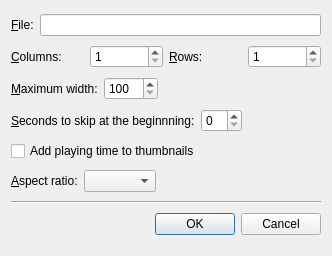
Before: the Qt Designer form src/videopreview/videopreviewconfigdialog.ui in wilbert2000/wzplayer, drawn with Qt 5.
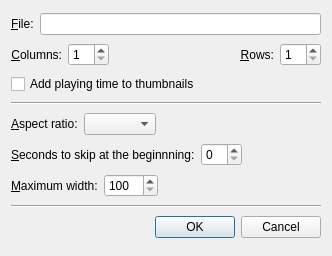
After: the same form once the commit is applied. Custom widgets are drawn as their Qt base class.

The edit to the form file:
```diff
--- a/src/videopreview/videopreviewconfigdialog.ui
+++ b/src/videopreview/videopreviewconfigdialog.ui
@@ -37,6 +37,9 @@
        <property name="text" >
         <string>&amp;Columns:</string>
        </property>
+       <property name="alignment" >
+        <set>Qt::AlignRight|Qt::AlignTrailing|Qt::AlignVCenter</set>
+       </property>
        <property name="buddy" >
         <cstring>columns_spin</cstring>
        </property>
@@ -52,11 +55,27 @@
        </property>
       </widget>
      </item>
+     <item>
+      <spacer>
+       <property name="orientation" >
+        <enum>Qt::Horizontal</enum>
+       </property>
+       <property name="sizeHint" >
+        <size>
+         <width>40</width>
+         <height>20</height>
+        </size>
+       </property>
+      </spacer>
+     </item>
      <item>
       <widget class="QLabel" name="label_3" >
        <property name="text" >
         <string>&amp;Rows:</string>
        </property>
+       <property name="alignment" >
+        <set>Qt::AlignRight|Qt::AlignTrailing|Qt::AlignVCenter</set>
+       </property>
        <property name="buddy" >
         <cstring>rows_spin</cstring>
        </property>
@@ -71,73 +90,6 @@
      </item>
     </layout>
    </item>
-   <item>
-    <layout class="QHBoxLayout" >
-     <item>
-      <widget class="QLabel" name="label_6" >
-       <property name="text" >
-        <string>&amp;Maximum width:</string>
-       </property>
-       <property name="buddy" >
-        <cstring>max_width_spin</cstring>
-       </property>
-      </widget>
-     </item>
-     <item>
-      <widget class="QSpinBox" name="max_width_spin" >
-       <property name="minimum" >
-        <number>100</number>
-       </property>
-       <property name="maximum" >
-        <number>2000</number>
-       </property>
-      </widget>
-     </item>
-     <item>
-      <spacer>
-       <property name="orientation" >
-        <enum>Qt::Horizontal</enum>
-       </property>
-       <property name="sizeHint" >
-        <size>
-         <width>40</width>
-         <height>20</height>
-        </size>
-       </property>
-      </spacer>
-     </item>
-    </layout>
-   </item>
-   <item>
-    <layout class="QHBoxLayout" >
-     <item>
-      <widget class="QLabel" name="label_4" >
-       <property name="text" >
-        <string>&amp;Seconds to skip at the beginnning:</string>
-       </property>
-       <property name="buddy" >
-        <cstring>initial_step_spin</cstring>
-       </property>
-      </widget>
-     </item>
-     <item>
-      <widget class="QSpinBox" name="initial_step_spin" />
-     </item>
-     <item>
-      <spacer>
-       <property name="orientation" >
-        <enum>Qt::Horizontal</enum>
-       </property>
-       <property name="sizeHint" >
-        <size>
-         <width>40</width>
-         <height>20</height>
-        </size>
-       </property>
-      </spacer>
-     </item>
-    </layout>
-   </item>
    <item>
     <widget class="QCheckBox" name="osd_check" >
      <property name="text" >
@@ -145,6 +97,19 @@
      </property>
     </widget>
    </item>
+   <item>
+    <widget class="Line" name="line_2" >
+     <property name="sizePolicy" >
+      <sizepolicy vsizetype="Fixed" hsizetype="Expanding" >
+       <horstretch>0</horstretch>
+       <verstretch>0</verstretch>
+      </sizepolicy>
+     </property>
+     <property name="orientation" >
+      <enum>Qt::Horizontal</enum>
+     </property>
+    </widget>
+   </item>
    <item>
     <layout class="QHBoxLayout" >
      <item>
@@ -175,6 +140,73 @@
      </item>
     </layout>
    </item>
+   <item>
+    <layout class="QHBoxLayout" >
+     <item>
+      <widget class="QLabel" name="label_4" >
+       <property name="text" >
+        <string>&amp;Seconds to skip at the beginnning:</string>
+       </property>
+       <property name="buddy" >
+        <cstring>initial_step_spin</cstring>
+       </property>
+      </widget>
+     </item>
+     <item>
+      <widget class="QSpinBox" name="initial_step_spin" />
+     </item>
+     <item>
+      <spacer>
+       <property name="orientation" >
+        <enum>Qt::Horizontal</enum>
+       </property>
+       <property name="sizeHint" >
+        <size>
+         <width>40</width>
+         <height>20</height>
+        </size>
+       </property>
+      </spacer>
+     </item>
+    </layout>
+   </item>
+   <item>
+    <layout class="QHBoxLayout" >
+     <item>
+      <widget class="QLabel" name="label_6" >
+       <property name="text" >
+        <string>&amp;Maximum width:</string>
+       </property>
+       <property name="buddy" >
+        <cstring>max_width_spin</cstring>
+       </property>
+      </widget>
+     </item>
+     <item>
+      <widget class="QSpinBox" name="max_width_spin" >
+       <property name="minimum" >
+        <number>100</number>
+       </property>
+       <property name="maximum" >
+        <number>2000</number>
+       </property>
+      </widget>
+     </item>
+     <item>
+      <spacer>
+       <property name="orientation" >
+        <enum>Qt::Horizontal</enum>
+       </property>
+       <property name="sizeHint" >
+        <size>
+         <width>40</width>
+         <height>20</height>
+        </size>
+       </property>
+      </spacer>
+     </item>
+    </layout>
+   </item>
    <item>
     <widget class="Line" name="line" >
      <property name="sizePolicy" >
```
Left out of the diff: 4 changed lines with no effect on the pictures.
